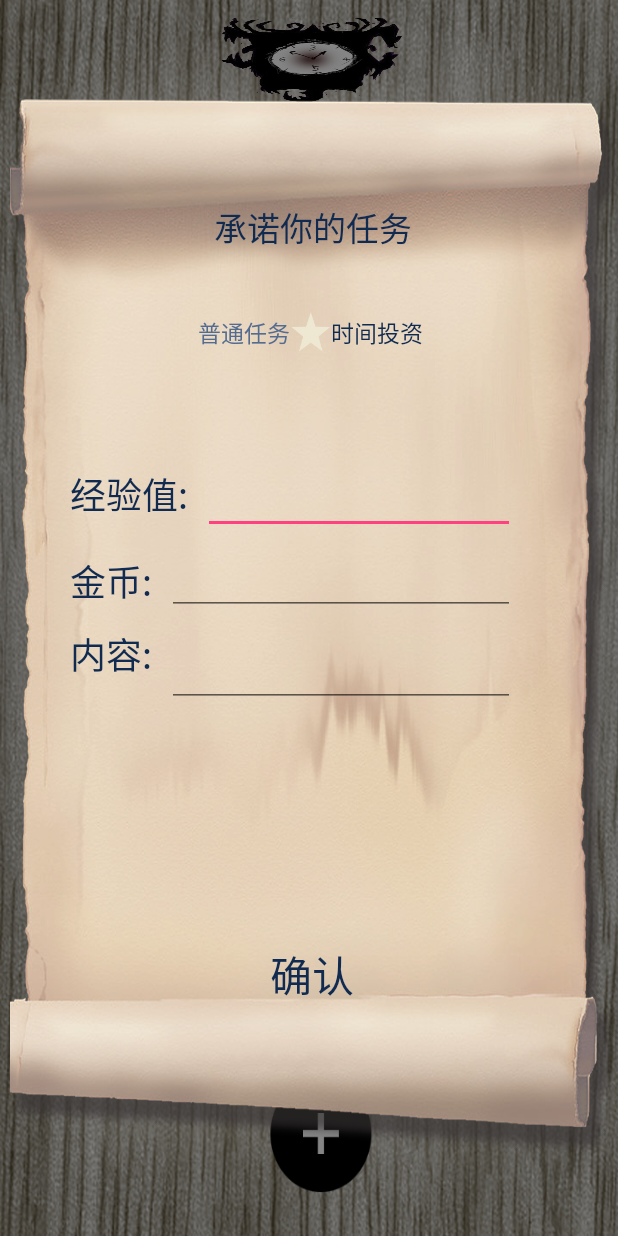
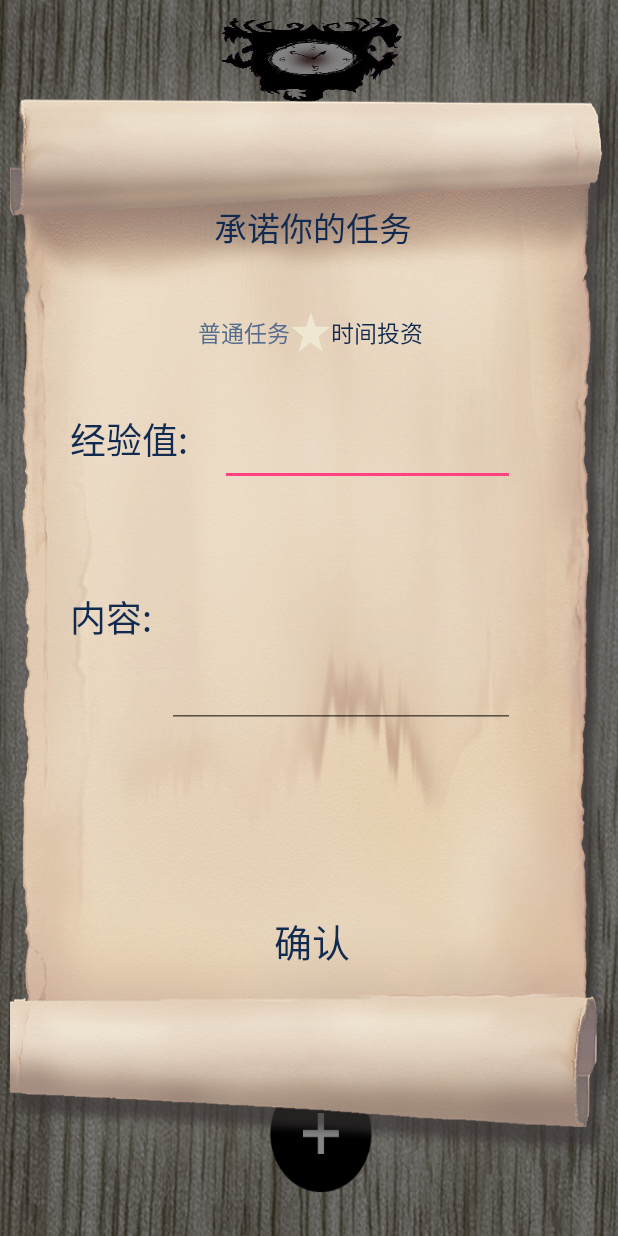
Before and after one commit to WhiteForestApp/WhiteForest-Android, an Android app: the fragmentNormalTask screen opened directly, with no data from a screen before it, after a tap on an icon or button, on a phone screen of 412 x 824 dp. Run offline under Robolectric (Android 15) with nearby library versions, the phone set to English and light mode, and no system bars; Roboto replaces fonts that are not available here.

Commit message:
no message

```diff
--- a/app/src/main/res/layout/dialog_add_desire_item.xml
+++ b/app/src/main/res/layout/dialog_add_desire_item.xml
@@ -171,6 +171,7 @@
 
                                         <EditText
                                             android:inputType="number"
+                                            android:id="@+id/btn_money"
                                             android:textCursorDrawable="@null"
                                             android:textColor="@color/dark3"
                                             android:textSize="24sp"
@@ -210,6 +211,7 @@
 
                                         <EditText
                                             android:textCursorDrawable="@null"
+                                            android:id="@+id/exp_btn"
                                             android:textColor="@color/dark3"
                                             android:textSize="24sp"
                                             android:layout_width="match_parent"
--- a/app/src/main/res/layout/dialog_add_task_item.xml
+++ b/app/src/main/res/layout/dialog_add_task_item.xml
@@ -194,10 +194,20 @@
                             android:layout_width="match_parent"
                             android:layout_height="0dp">
 
-                            <FrameLayout
-                                android:id="@+id/fragment"
-                                android:layout_width="match_parent"
-                                android:layout_height="match_parent"></FrameLayout>
+
+
+
+                                <FrameLayout
+                                    android:id="@+id/fragment"
+                                    android:layout_width="match_parent"
+                                    android:layout_height="match_parent">
+                                    android:text="内容"
+
+                                </FrameLayout>
+
+
+
+
 
                         </LinearLayout>
 
@@ -213,13 +223,13 @@
 
                         <com.freecreator.whiteforest.ui.views.FontTextView
                             android:id="@+id/confirm_btn"
-                            android:textSize="28sp"
-                            android:textColor="@color/colorDialogText"
+                            android:layout_width="wrap_content"
+                            android:layout_height="55dp"
                             android:layout_gravity="center_horizontal"
                             android:gravity="center_vertical"
                             android:text="@string/confirm"
-                            android:layout_width="wrap_content"
-                            android:layout_height="match_parent" />
+                            android:textColor="@color/colorDialogText"
+                            android:textSize="25sp" />
                     </LinearLayout>
 
 
--- a/app/src/main/res/layout/fragment_normal_task.xml
+++ b/app/src/main/res/layout/fragment_normal_task.xml
@@ -9,112 +9,86 @@
 
     <!--中部栏 内容 积分等-->
     <LinearLayout
-        android:orientation="horizontal"
+        android:layout_width="match_parent"
+        android:layout_height="0dp"
         android:layout_weight="583"
-        android:layout_width="match_parent"
-        android:layout_height="0dp">
+        android:orientation="horizontal">
 
         <LinearLayout
-            android:orientation="horizontal"
+            android:layout_width="0dp"
+            android:layout_height="match_parent"
             android:layout_weight="25"
-            android:layout_width="0dp"
-            android:layout_height="match_parent">
-        </LinearLayout>
-
+            android:orientation="horizontal"></LinearLayout>
 
 
         <LinearLayout
-            android:orientation="vertical"
+            android:layout_width="0dp"
+            android:layout_height="match_parent"
             android:layout_weight="540"
-            android:layout_width="0dp"
-            android:layout_height="match_parent">
-
+            android:orientation="vertical">
 
 
             <LinearLayout
-                android:orientation="vertical"
-                android:layout_weight="71"
                 android:layout_width="match_parent"
-                android:layout_height="0dp">
-            </LinearLayout>
+                android:layout_height="0dp"
+                android:layout_weight="0"
+                android:orientation="vertical"></LinearLayout>
 
 
             <!--输入经验值-->
             <LinearLayout
-                android:orientation="horizontal"
+                android:layout_width="match_parent"
+                android:layout_height="0dp"
                 android:layout_weight="94"
-                android:layout_width="match_parent"
-                android:layout_height="0dp">
+                android:orientation="horizontal">
+
 
                 <com.freecreator.whiteforest.ui.views.FontTextView
+                    android:layout_width="100dp"
+                    android:layout_height="match_parent"
+                    android:gravity="center_vertical"
+                    android:text="@string/exp_to_add"
                     android:textColor="@color/colorDialogText"
-                    android:text="@string/exp_to_add"
-                    android:gravity="center_vertical"
-                    android:textSize="24sp"
-                    android:layout_width="wrap_content"
-                    android:layout_height="match_parent" />
-
+                    android:textSize="24sp" />
 
                 <LinearLayout
-                    android:orientation="horizontal"
-                    android:layout_width="10dp"
-                    android:layout_height="match_parent">
-                </LinearLayout>
-
-                <LinearLayout
-                    android:orientation="horizontal"
                     android:layout_width="0dp"
                     android:layout_height="match_parent"
-                    android:layout_weight="1">
+                    android:layout_weight="1"
+                    android:orientation="horizontal">
 
                     <EditText
                         android:id="@+id/edit_exp"
+                        android:layout_width="match_parent"
+                        android:layout_height="match_parent"
                         android:inputType="number"
+                        android:textColor="@color/colorDialogText"
                         android:textCursorDrawable="@null"
-                        android:textColor="@color/colorDialogText"
-                        android:textSize="24sp"
-                        android:layout_width="match_parent"
-                        android:layout_height="wrap_content"/>
+                        android:textSize="24sp" />
                 </LinearLayout>
 
             </LinearLayout>
 
             <!--输入金币-->
             <LinearLayout
-                android:orientation="horizontal"
+                android:layout_width="match_parent"
+                android:layout_height="0dp"
                 android:layout_weight="106"
-                android:layout_width="match_parent"
-                android:layout_height="0dp">
-
-                <com.freecreator.whiteforest.ui.views.FontTextView
-                    android:textColor="@color/colorDialogText"
-                    android:text="@string/coins_to_add"
-                    android:gravity="center_vertical"
-                    android:textSize="24sp"
-                    android:layout_width="wrap_content"
-                    android:layout_height="match_parent" />
+                android:orientation="horizontal">
 
 
                 <LinearLayout
-                    android:orientation="horizontal"
                     android:layout_width="10dp"
-                    android:layout_height="match_parent">
-                </LinearLayout>
+                    android:layout_height="10dp"
+                    android:orientation="horizontal"></LinearLayout>
 
                 <LinearLayout
-                    android:orientation="horizontal"
                     android:layout_width="0dp"
-                    android:layout_height="match_parent"
-                    android:layout_weight="1">
+                    android:layout_height="10dp"
+                    android:layout_weight="1"
+                    android:orientation="horizontal">
 
-                    <EditText
-                        android:id="@+id/edit_coins"
-                        android:inputType="number"
-                        android:textCursorDrawable="@null"
-                        android:textColor="@color/colorDialogText"
-                        android:textSize="24sp"
-                        android:layout_width="match_parent"
-                        android:layout_height="wrap_content"/>
+
                 </LinearLayout>
 
             </LinearLayout>
@@ -122,38 +96,37 @@
 
             <!--输入内容-->
             <LinearLayout
-                android:orientation="horizontal"
+                android:layout_width="match_parent"
+                android:layout_height="0dp"
                 android:layout_weight="312"
-                android:layout_width="match_parent"
-                android:layout_height="0dp">
+                android:orientation="horizontal">
 
 
                 <com.freecreator.whiteforest.ui.views.FontTextView
+                    android:layout_width="wrap_content"
+                    android:layout_height="wrap_content"
+                    android:text="@string/content_to_add"
                     android:textColor="@color/colorDialogText"
-                    android:text="@string/content_to_add"
-                    android:textSize="24sp"
-                    android:layout_width="wrap_content"
-                    android:layout_height="wrap_content" />
+                    android:textSize="24sp" />
 
                 <LinearLayout
-                    android:orientation="horizontal"
                     android:layout_width="10dp"
-                    android:layout_height="match_parent">
-                </LinearLayout>
+                    android:layout_height="20px"
+                    android:orientation="horizontal"></LinearLayout>
 
                 <LinearLayout
-                    android:orientation="horizontal"
                     android:layout_width="0dp"
                     android:layout_height="match_parent"
-                    android:layout_weight="1">
+                    android:layout_weight="1"
+                    android:orientation="horizontal">
 
                     <EditText
                         android:id="@+id/edit_content"
+                        android:layout_width="match_parent"
+                        android:layout_height="92dp"
+                        android:textColor="@color/colorDialogText"
                         android:textCursorDrawable="@null"
-                        android:textColor="@color/colorDialogText"
-                        android:textSize="24sp"
-                        android:layout_width="match_parent"
-                        android:layout_height="wrap_content"/>
+                        android:textSize="24sp" />
                 </LinearLayout>
 
 
@@ -162,13 +135,11 @@
         </LinearLayout>
 
 
-
         <LinearLayout
-            android:orientation="horizontal"
+            android:layout_width="0dp"
+            android:layout_height="match_parent"
             android:layout_weight="71"
-            android:layout_width="0dp"
-            android:layout_height="match_parent">
-        </LinearLayout>
+            android:orientation="horizontal"></LinearLayout>
 
 
     </LinearLayout>
--- a/app/src/main/res/values/colors.xml
+++ b/app/src/main/res/values/colors.xml
@@ -14,5 +14,7 @@
     <color name="whitef1">#546c90</color>
     <color name="whitecf">#112a50</color>
     <color name="colorDialogText">#112a50</color>
+    <color name="Textarea">#eee8d3</color>
+
 
 </resources>
--- a/app/src/main/res/values/strings.xml
+++ b/app/src/main/res/values/strings.xml
@@ -30,9 +30,10 @@
     <string name="change_personal_info">修改个人信息</string>
     <string name="unattained_medal">未获得:</string>
     <string name="unattained_medal2">未获得</string>
-    <string name="exp_to_add_timer">经验值/分钟</string>
+    <string name="exp_to_add_timer">经验值/分钟:</string>
     <string name="coins_to_add_timer">金币/分钟</string>
     <string name="tips_input_exp">请输入经验值</string>
     <string name="tips_input_coins">请输入金币值</string>
     <string name="tips_input_content">请输入内容</string>
+    <string name="edit">任务内容</string>
 </resources>
--- a/app/src/main/res/values/styles.xml
+++ b/app/src/main/res/values/styles.xml
@@ -20,6 +20,8 @@
     <style name="Theme.MyTheme.standard" parent="Theme.AppCompat.Light.NoActionBar">
         <item name="android:windowBackground">@android:color/white</item>
         <item name="colorPrimaryDark">@android:color/black</item>
+
+
     </style>
 
 
```
Also changed, not shown: app/src/main/java/com/freecreator/whiteforest/ui/dialogs/dialogAddDesire.java (+28 -1 lines), app/src/main/res/layout/fragment_timer_task.xml (+63 -75 lines).
